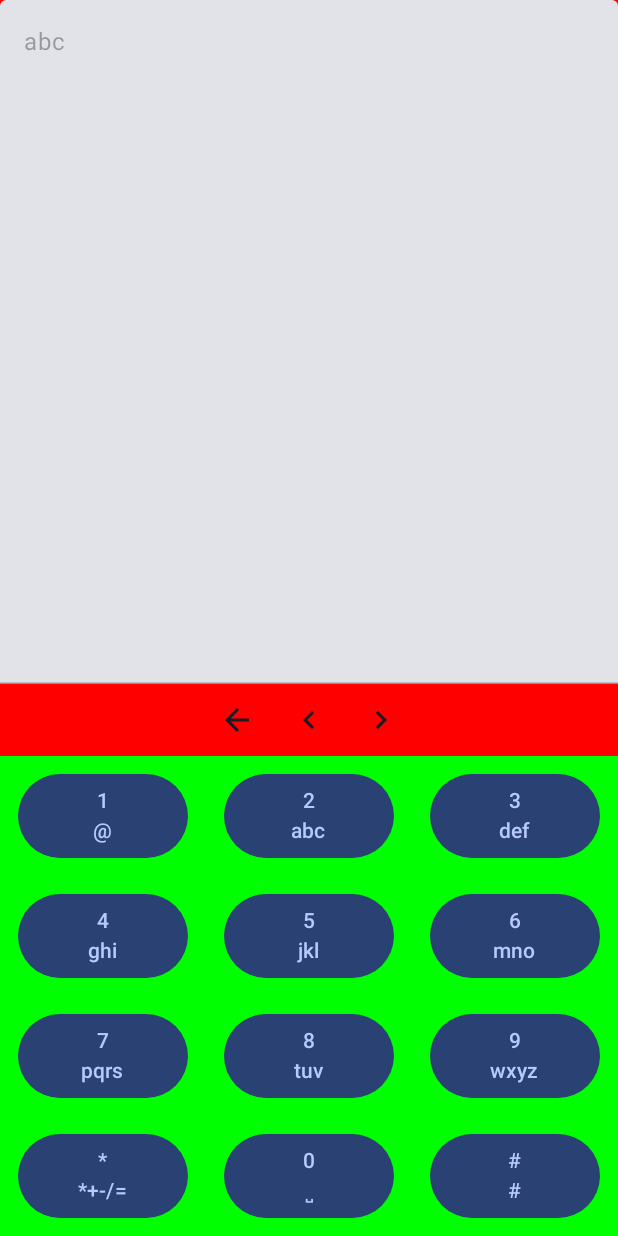
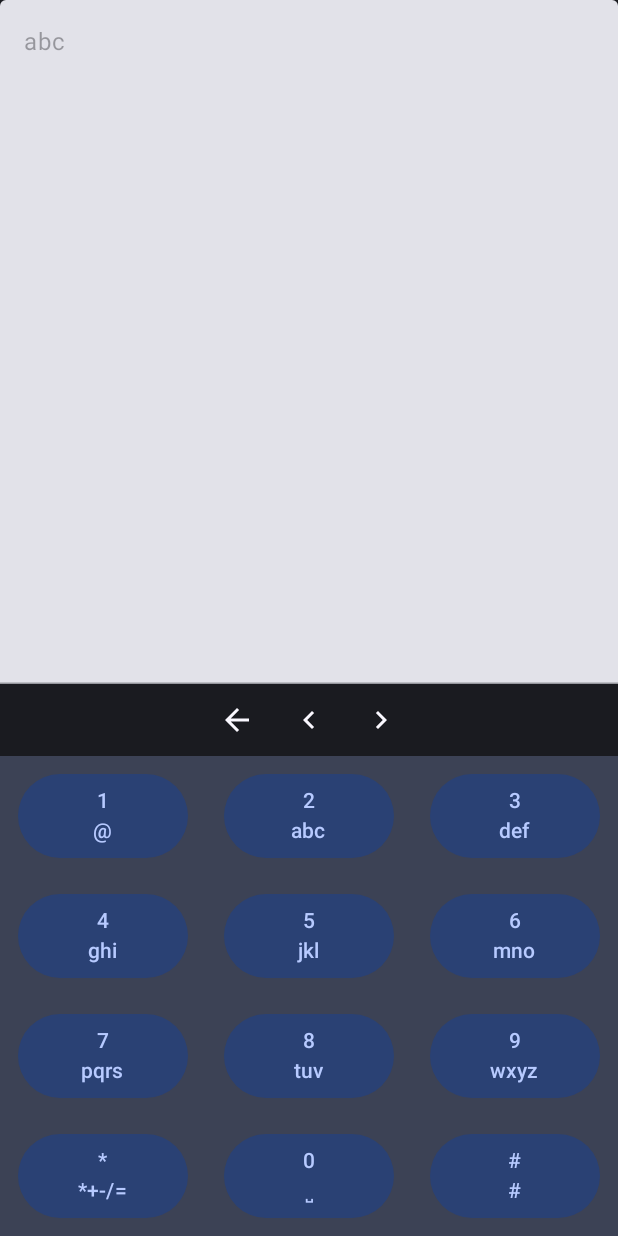
Before and after one commit to MatLeg25/RetroKeyboard, an Android app built with Jetpack Compose: the screen it shows after launch (MainActivity), on a phone screen of 412 x 824 dp. Run offline under Robolectric (Android 15) with nearby library versions, the phone set to English and light mode, and no system bars.

Commit message:
add color theme

```diff
--- a/app/src/main/java/com/example/retrokeyboard/components/CustomKeyboard.kt
+++ b/app/src/main/java/com/example/retrokeyboard/components/CustomKeyboard.kt
@@ -5,12 +5,9 @@ import androidx.compose.foundation.layout.Arrangement
 import androidx.compose.foundation.layout.Box
 import androidx.compose.foundation.layout.Column
 import androidx.compose.foundation.layout.Row
-import androidx.compose.foundation.layout.Spacer
-import androidx.compose.foundation.layout.fillMaxHeight
 import androidx.compose.foundation.layout.fillMaxSize
 import androidx.compose.foundation.layout.fillMaxWidth
 import androidx.compose.foundation.layout.padding
-import androidx.compose.foundation.layout.size
 import androidx.compose.foundation.layout.width
 import androidx.compose.material.icons.Icons
 import androidx.compose.material.icons.automirrored.filled.ArrowBack
@@ -18,6 +15,7 @@ import androidx.compose.material.icons.automirrored.filled.KeyboardArrowLeft
 import androidx.compose.material.icons.automirrored.filled.KeyboardArrowRight
 import androidx.compose.material3.Icon
 import androidx.compose.material3.IconButton
+import androidx.compose.material3.MaterialTheme
 import androidx.compose.material3.Text
 import androidx.compose.material3.TextField
 import androidx.compose.runtime.Composable
@@ -28,13 +26,11 @@ import androidx.compose.runtime.remember
 import androidx.compose.runtime.setValue
 import androidx.compose.ui.Alignment
 import androidx.compose.ui.Modifier
-import androidx.compose.ui.graphics.Color
 import androidx.compose.ui.platform.LocalConfiguration
 import androidx.compose.ui.res.stringResource
 import androidx.compose.ui.text.capitalize
 import androidx.compose.ui.text.intl.Locale
 import androidx.compose.ui.unit.dp
-import androidx.compose.ui.unit.times
 import com.example.retrokeyboard.Config
 import com.example.retrokeyboard.KeyboardContract
 import com.example.retrokeyboard.R
@@ -80,9 +76,7 @@ fun CustomKeyboard(
     }
 
     Box(
-        modifier = modifier
-            .fillMaxSize()
-            .background(Color.Red),
+        modifier = modifier.fillMaxSize().background(MaterialTheme.colorScheme.onBackground),
         contentAlignment = Alignment.BottomEnd
     ) {
         Column(verticalArrangement = Arrangement.SpaceBetween) {
@@ -108,7 +102,8 @@ fun CustomKeyboard(
                 }) {
                     Icon(
                         imageVector = Icons.AutoMirrored.Filled.ArrowBack,
-                        contentDescription = stringResource(id = R.string.backspace)
+                        contentDescription = stringResource(id = R.string.backspace),
+                        tint = MaterialTheme.colorScheme.background
                     )
                 }
                 IconButton(onClick = {
@@ -116,7 +111,8 @@ fun CustomKeyboard(
                 }) {
                     Icon(
                         imageVector = Icons.AutoMirrored.Filled.KeyboardArrowLeft,
-                        contentDescription = stringResource(id = R.string.move_cursor_left)
+                        contentDescription = stringResource(id = R.string.move_cursor_left),
+                        tint = MaterialTheme.colorScheme.background
                     )
                 }
                 IconButton(onClick = {
@@ -124,7 +120,8 @@ fun CustomKeyboard(
                 })  {
                     Icon(
                         imageVector = Icons.AutoMirrored.Filled.KeyboardArrowRight,
-                        contentDescription = stringResource(id = R.string.move_cursor_right)
+                        contentDescription = stringResource(id = R.string.move_cursor_right),
+                        tint = MaterialTheme.colorScheme.background
                     )
                 }
             }
@@ -132,7 +129,7 @@ fun CustomKeyboard(
             Column() {
                 keyboard.getChars().forEach { (_, key) ->
                     Row(
-                        modifier = Modifier.fillMaxWidth().background(Color.Green),
+                        modifier = Modifier.fillMaxWidth().background(MaterialTheme.colorScheme.secondary),
                         horizontalArrangement = Arrangement.SpaceAround
                     ) {
                         key.forEach {
--- a/app/src/main/java/com/example/retrokeyboard/ui/theme/Color.kt
+++ b/app/src/main/java/com/example/retrokeyboard/ui/theme/Color.kt
@@ -2,10 +2,9 @@ package com.example.retrokeyboard.ui.theme
 
 import androidx.compose.ui.graphics.Color
 
-val Purple80 = Color(0xFFD0BCFF)
-val PurpleGrey80 = Color(0xFFCCC2DC)
-val Pink80 = Color(0xFFEFB8C8)
-
-val Purple40 = Color(0xFF6650a4)
-val PurpleGrey40 = Color(0xFF625b71)
-val Pink40 = Color(0xFF7D5260)
+val NokiaBlue = Color(0xFF264CA6)
+val NokiaWhite = Color(0xFFFFFFFF)
+val NokiaGray = Color(0xFF4A4A4A)
+val NokiaLightGray = Color(0xFFC7C7C7)
+val NokiaScreenLight = Color(0xFFC7F0D8)
+val NokiaScreenDark = Color(0xFF43523D)
--- a/app/src/main/java/com/example/retrokeyboard/ui/theme/Theme.kt
+++ b/app/src/main/java/com/example/retrokeyboard/ui/theme/Theme.kt
@@ -1,6 +1,5 @@
 package com.example.retrokeyboard.ui.theme
 
-import android.app.Activity
 import android.os.Build
 import androidx.compose.foundation.isSystemInDarkTheme
 import androidx.compose.material3.MaterialTheme
@@ -11,27 +10,32 @@ import androidx.compose.material3.lightColorScheme
 import androidx.compose.runtime.Composable
 import androidx.compose.ui.platform.LocalContext
 
-private val DarkColorScheme = darkColorScheme(
-    primary = Purple80,
-    secondary = PurpleGrey80,
-    tertiary = Pink80
+private val LightColorScheme = lightColorScheme(
+    primary = NokiaScreenLight,
+    onPrimary = NokiaScreenDark,
+    secondary = NokiaGray,
+    onSecondary = NokiaWhite,
+    primaryContainer = NokiaGray,
+    onPrimaryContainer = NokiaWhite,
+    background = NokiaBlue,
+    onBackground = NokiaGray,
+    surface = NokiaScreenLight,
+    onSurface = NokiaScreenDark,
 )
 
-private val LightColorScheme = lightColorScheme(
-    primary = Purple40,
-    secondary = PurpleGrey40,
-    tertiary = Pink40
+private val DarkColorScheme = darkColorScheme(
+    primary = NokiaScreenLight,
+    onPrimary = NokiaScreenDark,
+    secondary = NokiaGray,
+    onSecondary = NokiaWhite,
+    primaryContainer = NokiaGray,
+    onPrimaryContainer = NokiaWhite,
+    background = NokiaBlue,
+    onBackground = NokiaGray,
+    surface = NokiaScreenLight,
+    onSurface = NokiaScreenDark,
+)
 
-    /* Other default colors to override
-    background = Color(0xFFFFFBFE),
-    surface = Color(0xFFFFFBFE),
-    onPrimary = Color.White,
-    onSecondary = Color.White,
-    onTertiary = Color.White,
-    onBackground = Color(0xFF1C1B1F),
-    onSurface = Color(0xFF1C1B1F),
-    */
-)
 
 @Composable
 fun RetroKeyboardTheme(
```
